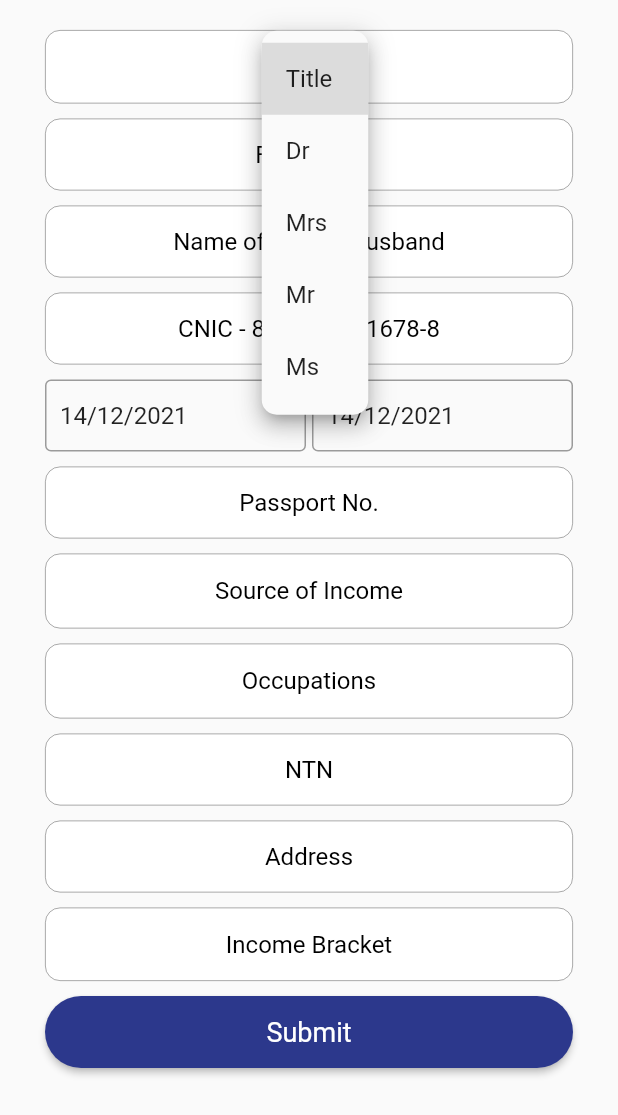
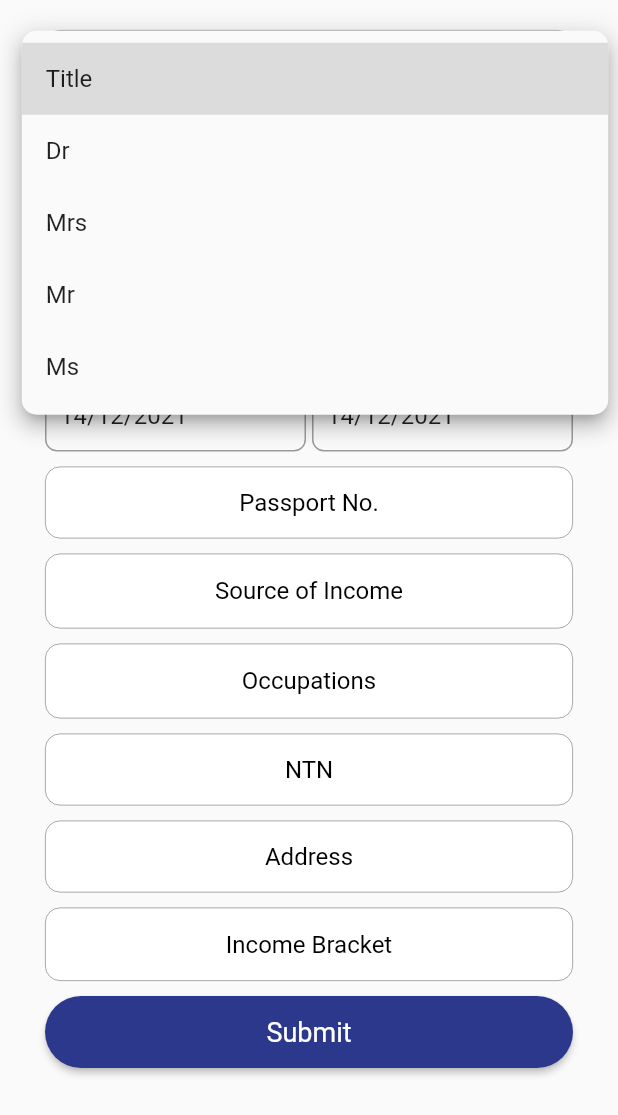
Before and after one commit to shahzad200/Restinvest, a Flutter app: the UserrScreen screen opened by its route, after a tap on "Title", on a phone screen of 412 x 824 dp. Shown: the top 1115 px of the screen. Run offline on Flutter 3.47's test engine with Material 2 defaults, Android fonts, the phone set to English and light mode, and no system bars; drawn by our look-alikes of date_field; our stand-ins replace fluttertoast, get.

Commit message:
updated code

```diff
--- a/lib/views/userr_screen.dart
+++ b/lib/views/userr_screen.dart
@@ -32,7 +32,7 @@ class UserrScreen extends StatelessWidget {
               child: Column(
                 children: [
                   Container(
-                    alignment: Alignment.center,
+                    // alignment: Alignment.center,
                     width: Get.width,
                     // margin: EdgeInsets.all(10.0),
                     // padding: const EdgeInsets.only(left: 10.0, right: 5.0),
@@ -43,8 +43,8 @@ class UserrScreen extends StatelessWidget {
                         border:
                             Border.all(width: 0.5, color: AppColor.dimblack)),
                     child: DropdownButton(
-                      alignment: Alignment.center,
-
+                      // alignment: Alignment.center,
+                      isExpanded: true,
                       icon: const Visibility(
                         visible: false,
                         child: Icon(Icons.arrow_downward),
@@ -57,6 +57,7 @@ class UserrScreen extends StatelessWidget {
                       borderRadius: BorderRadius.circular(10),
                       // value: _.dropdownvalue,
                       hint: RestInvestTitle(
+                        textAlign: TextAlign.center,
                         text: _.titlevalue == null || _.titlevalue == ""
                             ? "Title"
                             : _.titlevalue,
@@ -114,7 +115,7 @@ class UserrScreen extends StatelessWidget {
                         width: 4,
                       ),
                       Expanded(
-                        child: DateFormFieldContainer(isRounded: false),
+                        child: DateFormFieldContainer(isRounded: true),
                       ),
                     ],
                   ),
--- a/lib/widgets/constant_widget.dart
+++ b/lib/widgets/constant_widget.dart
@@ -29,22 +29,6 @@ class RestInvestTitle extends StatelessWidget {
 
   @override
   Widget build(BuildContext context) {
-    return Container(
-        margin: margin,
-        child: isAsterisk
-            ? Row(
-                children: [
-                  getx(),
-                  const Text(
-                    "*",
-                    style: TextStyle(color: Colors.red),
-                  ),
-                ],
-              )
-            : getx());
-  }
-
-  Widget getx() {
     return Text(
       text,
       style: TextStyle(
--- a/lib/widgets/datefield.dart
+++ b/lib/widgets/datefield.dart
@@ -22,27 +22,23 @@ class _DateFormFieldContainerState extends State<DateFormFieldContainer> {
   Widget build(BuildContext context) {
     return DateTimeFormField(
       initialValue: DateTime.now(),
-      decoration: const InputDecoration(
+      decoration: InputDecoration(
         fillColor: AppColor.whiteColor,
         hintStyle: TextStyle(color: AppColor.dimblack),
         errorStyle: TextStyle(color: Colors.redAccent),
         border: OutlineInputBorder(
-            borderSide: BorderSide(color: AppColor.dimblack, width: 1)),
+          borderSide: BorderSide(
+              width: widget.isRounded ? 1 : 0, color: AppColor.dimblack),
+          borderRadius: BorderRadius.circular(
+            widget.isRounded ? 8 : 0,
+          ),
+        ),
         contentPadding: EdgeInsets.all(10),
         hintText: "CNIC Expiry Date",
       ),
       dateFormat: DateFormat('dd/MM/yyyy'),
       mode: DateTimeFieldPickerMode.date,
       autovalidateMode: AutovalidateMode.always,
-    );
-  }
-
-  InputBorder _inputBorder(isRounded) {
-    return OutlineInputBorder(
-      borderSide: BorderSide(width: isRounded ? 1 : 2, color: widget.color),
-      borderRadius: BorderRadius.circular(
-        isRounded ? 0 : 0,
-      ),
     );
   }
 }
```
